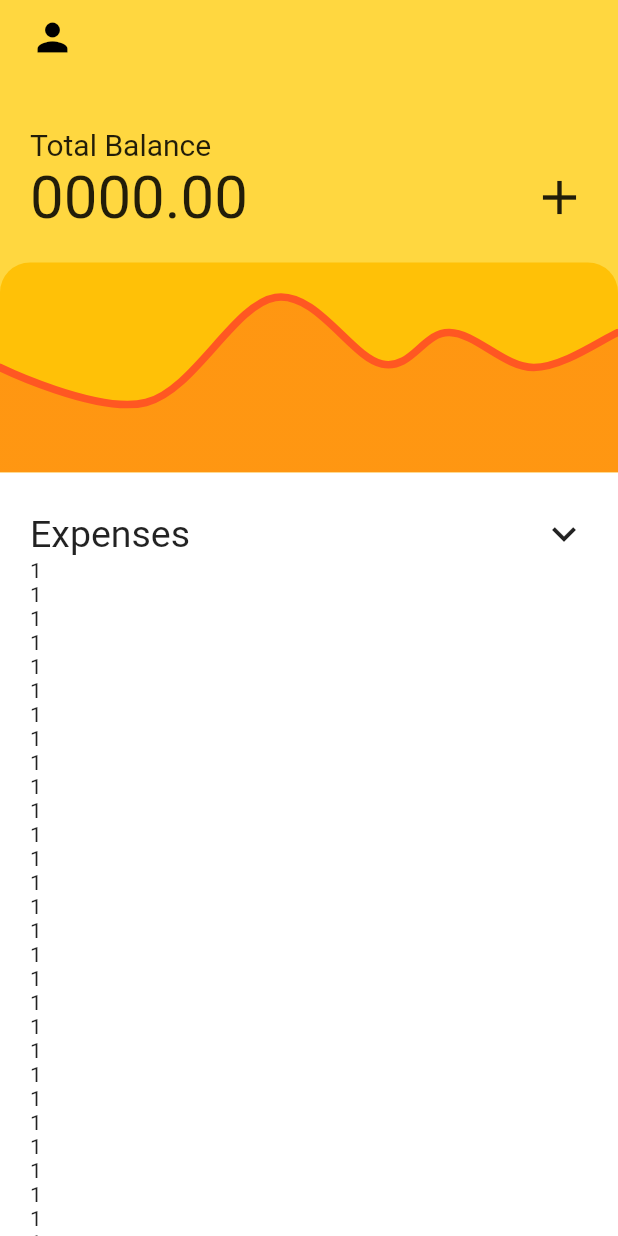
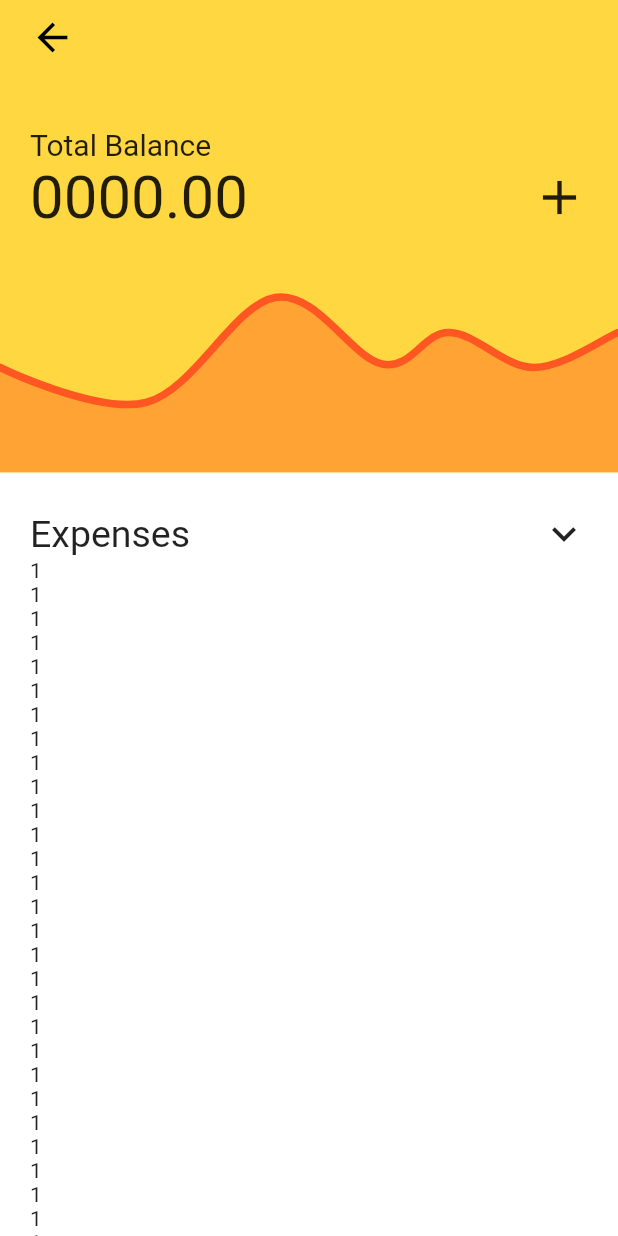
Before and after one commit to feMoraes0/pay-list, a Flutter app: the HomeScreen screen opened by its route, on a phone screen of 412 x 824 dp. Run offline on Flutter 3.47's test engine with Material 2 defaults, Android fonts, the phone set to English and light mode, and no system bars; drawn by our look-alikes of fl_chart; our stand-ins replace google_fonts, sqflite; accounts and stored records are empty.

```diff
--- a/lib/screens/home_screen.dart
+++ b/lib/screens/home_screen.dart
@@ -31,7 +31,7 @@ class _HomeScreenState extends State<HomeScreen> {
                   Padding(
                     padding: const EdgeInsets.only(top: 10.0, left: 20.0),
                     child: Icon(
-                      Icons.person,
+                      Icons.arrow_back,
                       size: 30.0,
                       color: Colors.black,
                     ),
@@ -77,11 +77,7 @@ class _HomeScreenState extends State<HomeScreen> {
                 height: 140.0,
                 margin: const EdgeInsets.only(top: 20.0),
                 decoration: BoxDecoration(
-                  borderRadius: BorderRadius.only(
-                    topLeft: Radius.circular(20.0),
-                    topRight: Radius.circular(20.0),
-                  ),
-                  color: Colors.amber,
+                  color: Colors.transparent,
                 ),
                 child: LineChartSample2()
               ),
@@ -97,10 +93,6 @@ class _HomeScreenState extends State<HomeScreen> {
                 right: 20.0,
               ),
               decoration: BoxDecoration(
-                // borderRadius: BorderRadius.only(
-                //   topLeft: Radius.circular((containerMarginTop == 315.0) ? 20.0 : 0.0),
-                //   topRight: Radius.circular((containerMarginTop == 315.0) ? 20.0 : 0.0),
-                // ),
                 color: Colors.white,
               ),
               child: Column(
```
